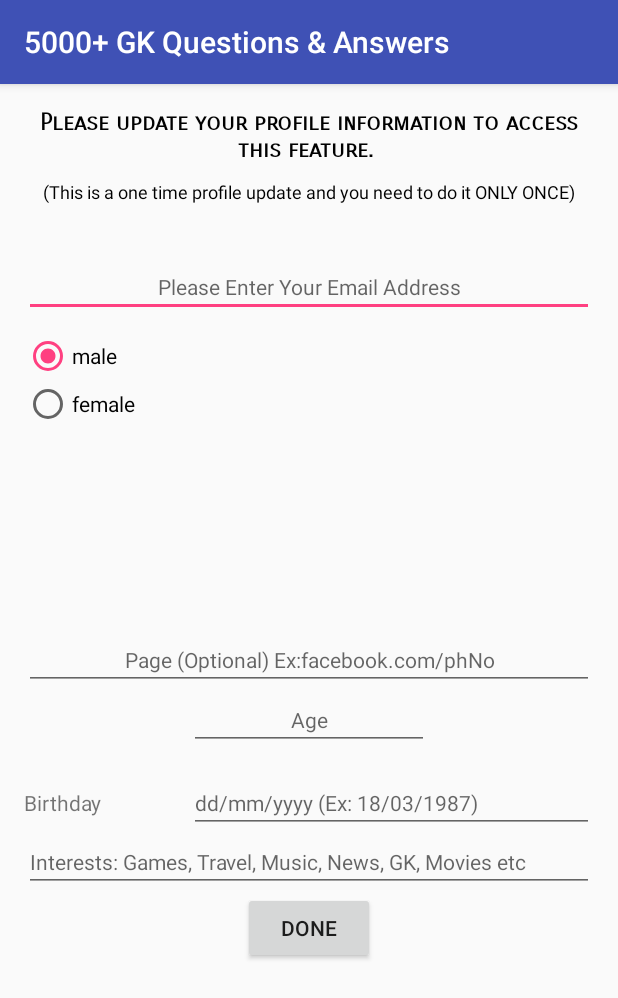
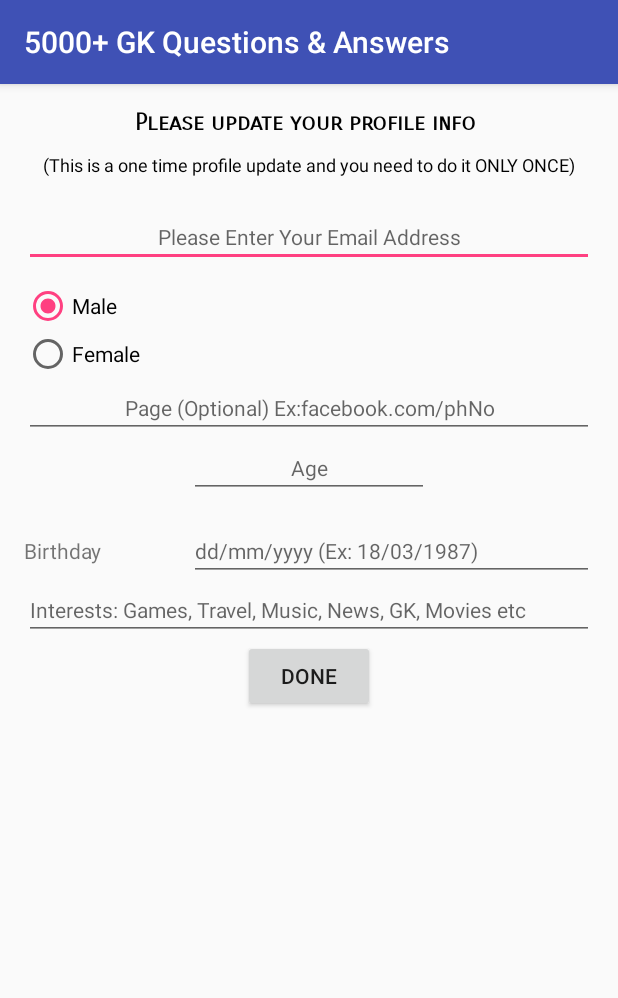
Before and after one commit to sbBhowmik/gk, an Android app: the UserProfileActivity screen opened directly, with no data from a screen before it, on a phone screen of 412 x 824 dp. Shown: the top 998 px of the screen. Run offline under Robolectric (Android 15) with nearby library versions, the phone set to English and light mode, and no system bars.

Commit message:
Updated code

```diff
--- a/app/src/main/res/layout/activity_user_profile.xml
+++ b/app/src/main/res/layout/activity_user_profile.xml
@@ -14,7 +14,7 @@
         android:id="@+id/title_profile_tv"
         android:layout_width="match_parent"
         android:layout_height="wrap_content"
-        android:text="Please update your profile information to access this feature. "
+        android:text="Please update your profile info "
         android:gravity="center"
         android:textStyle="bold"
         android:textSize="15sp"
@@ -42,7 +42,7 @@
         android:inputType="textEmailAddress"
         android:ems="10"
         android:layout_below="@+id/subtitle_profile_tv"
-        android:layout_marginTop="35dp"
+        android:layout_marginTop="20dp"
         android:id="@+id/editTextEmail_Profile"
         android:hint="Please Enter Your Email Address"
         android:layout_alignParentLeft="true"
@@ -68,14 +68,14 @@
             android:layout_height="wrap_content"
 
             android:checked="true"
-            android:text="male" />
+            android:text="Male" />
 
         <RadioButton
             android:id="@+id/radio1"
             android:layout_width="wrap_content"
             android:layout_height="wrap_content"
 
-            android:text="female" />
+            android:text="Female" />
     </RadioGroup>
 
     <EditText
@@ -86,7 +86,7 @@
         android:layout_centerVertical="true"
         android:id="@+id/editText2"
         android:layout_alignParentRight="true"
-
+        android:layout_below="@+id/radioGroup1"
         android:layout_alignParentLeft="true"
 
         android:gravity="center_vertical|center_horizontal"
```
Also changed, not shown: app/src/main/java/com/rupik/a5000gkquestionsanswers/QuizScreenActivity.java (+9 -8 lines), app/src/main/java/com/rupik/a5000gkquestionsanswers/UserProfileActivity.java (+13 -1 lines), app/src/main/res/layout/activity_main_menu.xml (+4 -11 lines), app/src/main/res/layout/activity_mcq.xml (+4 -5 lines).
